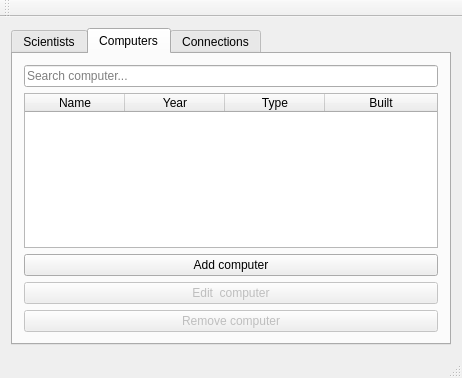
The window that vln-vika3/vln3/mainwindow.ui (hoddiingi/vln1-2016) describes before a commit, drawn with Qt 5.
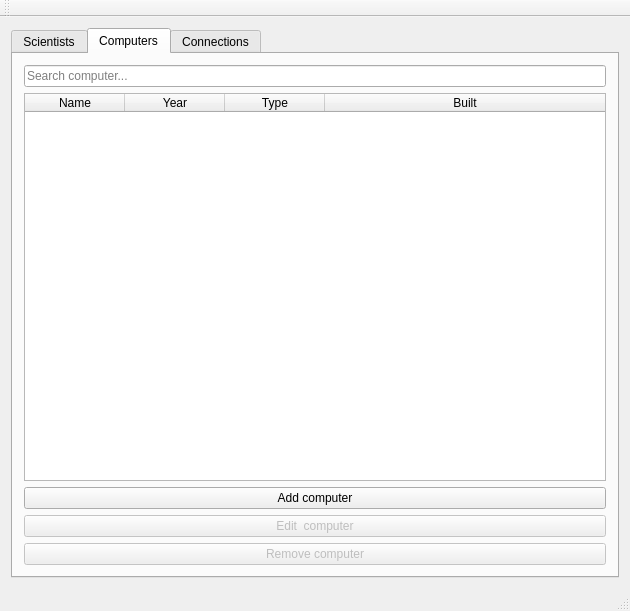
The same window after the commit. The open tabs and pages were chosen to show the change.

What changed in the file:
```diff
--- a/vln-vika3/vln3/mainwindow.ui
+++ b/vln-vika3/vln3/mainwindow.ui
@@ -6,8 +6,8 @@
    <rect>
     <x>0</x>
     <y>0</y>
-    <width>462</width>
-    <height>378</height>
+    <width>630</width>
+    <height>611</height>
    </rect>
   </property>
   <property name="windowTitle">
```
Left out of the diff: 6 changed lines with no effect on the pictures.
